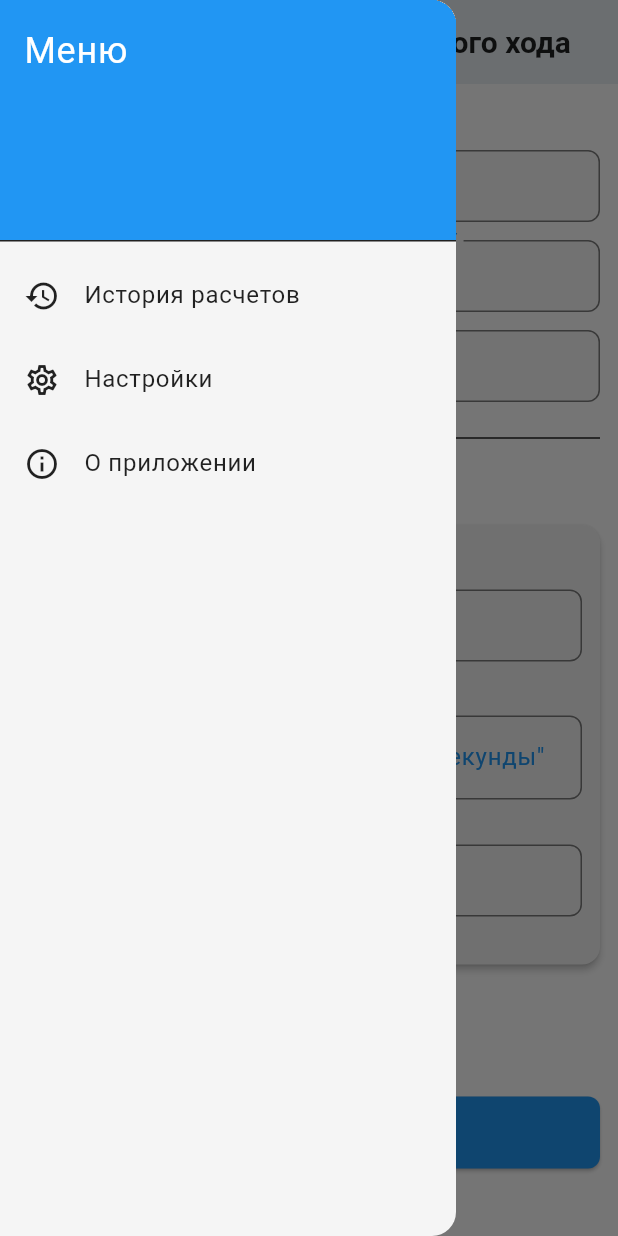
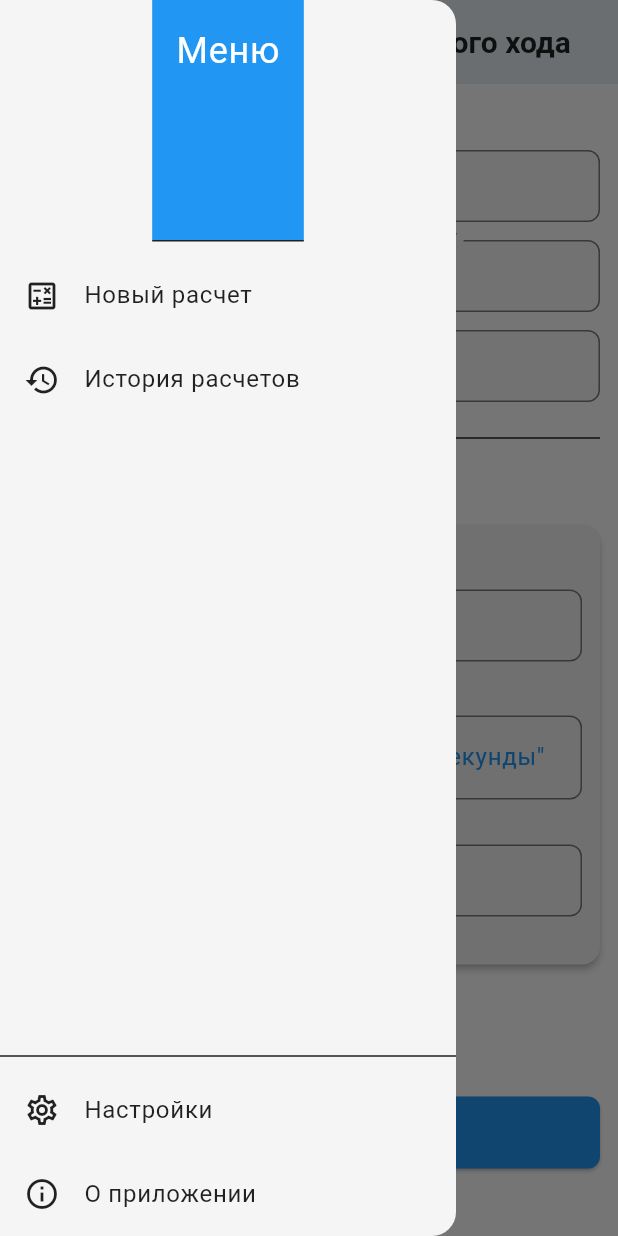
Before and after one commit to DtheCan/TraverseMastery, a Flutter app: the screen it shows after launch, with the side drawer open, on a phone screen of 412 x 824 dp. Run offline on Flutter 3.47's test engine with Material 3 defaults, Android fonts, the phone set to English and light mode, and no system bars; our stand-ins replace share_plus.

Commit message:
Update data_entry_screen.dart add storage_viewer.dart

```diff
--- a/lib/UI/screens/data_entry_screen.dart
+++ b/lib/UI/screens/data_entry_screen.dart
@@ -96,39 +96,52 @@ class _DataEntryScreenState extends State<DataEntryScreen> {
         title: const Text('Ввод данных теодолитного хода'),
         centerTitle: true,
       ),
-      // --- ДОБАВЛЕНО БОКОВОЕ МЕНЮ (DRAWER) ---
       drawer: Drawer(
-        child: ListView(
-          // Important: Remove any padding from the ListView.
-          padding: EdgeInsets.zero,
+        child: Column(
           children: <Widget>[
             DrawerHeader(
               decoration: BoxDecoration(
-                color: Theme.of(context).colorScheme.primaryContainer, // Пример цвета
+                color: Theme.of(context).colorScheme.primaryContainer,
               ),
               child: Text(
                 'Меню',
                 style: TextStyle(
-                  color: Theme.of(context).colorScheme.onPrimaryContainer, // Пример цвета
+                  color: Theme.of(context).colorScheme.onPrimaryContainer,
                   fontSize: 24,
                 ),
               ),
             ),
             ListTile(
+              leading: const Icon(Icons.calculate_outlined),
+              title: const Text('Новый расчет'),
+              onTap: () {
+                Navigator.pop(context);
+              },
+            ),
+            ListTile(
               leading: const Icon(Icons.history),
               title: const Text('История расчетов'),
               onTap: () {
-                // TODO: Добавить логику для перехода на экран истории
-                Navigator.pop(context); // Закрываем Drawer
+                Navigator.pop(context);
                 _showErrorSnackBar('Пункт "История расчетов" еще не реализован.');
               },
             ),
+            // Spacer будет занимать все пространство МЕЖДУ верхними элементами
+            // и нижней группой, обернутой в SafeArea
+            const Spacer(),
+            // Оборачиваем нижнюю группу в SafeArea, чтобы учесть системные отступы снизу
+            SafeArea(
+              top: false, // Нам не нужен отступ сверху для этой части
+              bottom: true, // Включаем отступ снизу
+              child: Column(
+                mainAxisSize: MainAxisSize.min, // Чтобы Column занимал минимально необходимое место
+                children: [
+                  const Divider(),
                   ListTile(
                     leading: const Icon(Icons.settings_outlined),
                     title: const Text('Настройки'),
                     onTap: () {
-                // TODO: Добавить логику для перехода на экран настроек
-                Navigator.pop(context); // Закрываем Drawer
+                      Navigator.pop(context);
                       _showErrorSnackBar('Пункт "Настройки" еще не реализован.');
                     },
                   ),
@@ -136,15 +149,17 @@ class _DataEntryScreenState extends State<DataEntryScreen> {
                     leading: const Icon(Icons.info_outline),
                     title: const Text('О приложении'),
                     onTap: () {
-                // TODO: Добавить логику для отображения информации о приложении
-                Navigator.pop(context); // Закрываем Drawer
+                      Navigator.pop(context);
                       _showErrorSnackBar('Пункт "О приложении" еще не реализован.');
                     },
+                  ),
+                  // const SizedBox(height: 8.0), // Этот отступ теперь будет внутри SafeArea
+                ],
+              ),
             ),
           ],
         ),
       ),
-      // --- КОНЕЦ БОКОВОГО МЕНЮ ---
       body: SafeArea(
         child: _isLoading
             ? const Center(
@@ -157,7 +172,7 @@ class _DataEntryScreenState extends State<DataEntryScreen> {
             ],
           ),
         )
-            : TheodoliteForm( // Просто отображаем TheodoliteForm
+            : TheodoliteForm(
           onSubmit: (FullTraverseInput submittedData) {
             _onCalculate(submittedData);
           },
```
Lines whose indentation alone changed are shown as unchanged.
